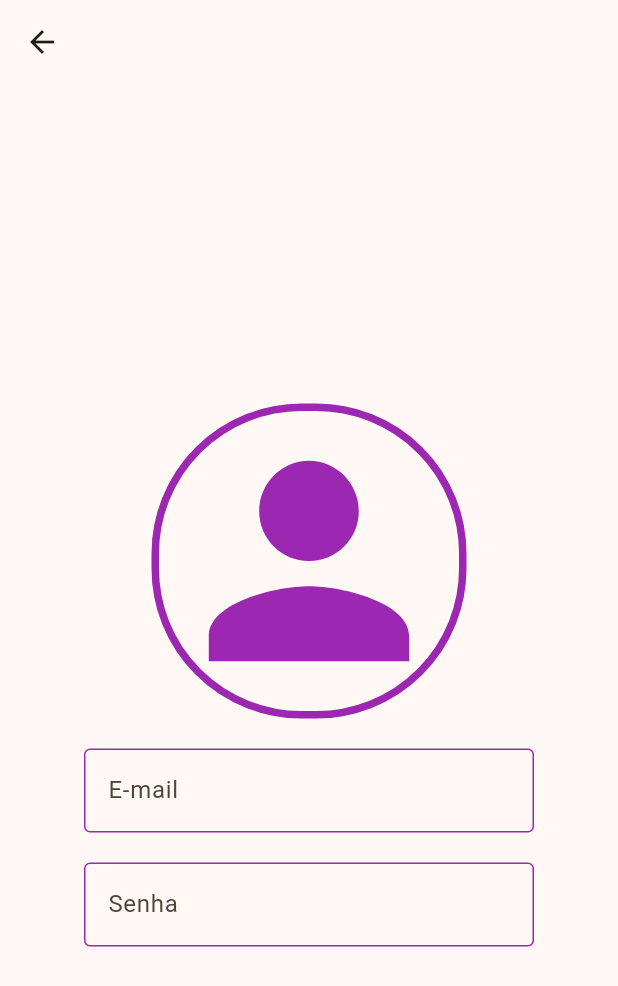
After one commit to douglasrbalbino/flutter_viacep, a Flutter app: the screen it shows after launch, after a tap on "Home", on a phone screen of 412 x 824 dp. The commit adds this screen. Shown: the top 986 px of the screen. Run offline on Flutter 3.47's test engine with Material 3 defaults, Android fonts, the phone set to English and light mode, and no system bars; our stand-ins replace shared_preferences.

Commit message:
adicao da tela de login e as funcoes da classe de shared preferences

```diff
--- a/lib/Pages/home_page.dart
+++ b/lib/Pages/home_page.dart
@@ -1,6 +1,7 @@
 import 'package:flutter/material.dart';
 import 'package:flutter/services.dart';
 import 'package:flutter_application_3/Models/endereco.dart';
+import 'package:flutter_application_3/Pages/login.dart';
 import 'package:flutter_application_3/Services/via_cep_services.dart';
 
 class MyHomePage extends StatefulWidget {
@@ -259,7 +260,15 @@ class _MyHomePageState extends State<MyHomePage> {
                 ],
               ),
 
-            ElevatedButton(onPressed: () {}, child: Text("Buscar")),
+            ElevatedButton(
+              onPressed: () {
+                Navigator.push(
+                  context,
+                  MaterialPageRoute(builder: (context) => const MyLogin()),
+                );
+              },
+              child: Text("Home"),
+            ),
           ],
         ),
       ),
--- /dev/null
+++ b/lib/Pages/login.dart
@@ -0,0 +1,83 @@
+import 'package:flutter/material.dart';
+
+class MyLogin extends StatefulWidget {
+  const MyLogin({super.key});
+
+  @override
+  State<MyLogin> createState() => _LoginState();
+}
+
+class _LoginState extends State<MyLogin> {
+  @override
+  Widget build(BuildContext context) {
+    return Scaffold(
+      appBar: AppBar(),
+      body: Padding(
+        padding: const EdgeInsets.symmetric(horizontal: 20, vertical: 20),
+        child: Center(
+          child: Column(
+            mainAxisAlignment: MainAxisAlignment.center,
+            crossAxisAlignment: CrossAxisAlignment.center,
+            children: [
+              Padding(
+                padding: const EdgeInsets.all(20),
+                child: Container(
+                  decoration: BoxDecoration(
+                    border: BoxBorder.all(width: 5, color: Colors.purple),
+                    borderRadius: BorderRadius.all(Radius.circular(100)),
+                  ),
+                  child: Icon(Icons.person, size: 200, color: Colors.purple),
+                ),
+              ),
+
+              SizedBox(
+                width: 300,
+                child: TextField(
+                  decoration: InputDecoration(
+                    label: Text("E-mail"),
+                    enabledBorder: OutlineInputBorder(
+                      borderSide: BorderSide(color: Colors.purple),
+                    ),
+                    focusedBorder: OutlineInputBorder(
+                      borderSide: BorderSide(
+                        color: Colors.purpleAccent,
+                        width: 2,
+                      ),
+                    ),
+                    border: OutlineInputBorder(
+                      borderSide: BorderSide(width: 10, color: Colors.purple),
+                    ),
+                  ),
+                ),
+              ),
+
+              SizedBox(height: 20),
+
+              SizedBox(
+                width: 300,
+                child: TextField(
+                  obscureText: true,
+                  decoration: InputDecoration(
+                    label: Text("Senha"),
+                    enabledBorder: OutlineInputBorder(
+                      borderSide: BorderSide(color: Colors.purple),
+                    ),
+                    focusedBorder: OutlineInputBorder(
+                      borderSide: BorderSide(
+                        color: Colors.purpleAccent,
+                        width: 2,
+                      ),
+                    ),
+                    border: OutlineInputBorder(
+                      borderSide: BorderSide(width: 10),
+                    ),
+                  ),
+                ),
+              ),
+            ],
+          ),
+        ),
+      ),
+    );
+  }
+}
--- a/pubspec.yaml
+++ b/pubspec.yaml
@@ -35,6 +35,7 @@ dependencies:
   # Use with the CupertinoIcons class for iOS style icons.
   cupertino_icons: ^1.0.8
   http: ^1.5.0
+  shared_preferences: ^2.5.3
 
 dev_dependencies:
   flutter_test:
```
Also changed, not shown: lib/Services/shared_preference_service.dart (added, +153 -0 lines), pubspec.lock, 1 other file.
